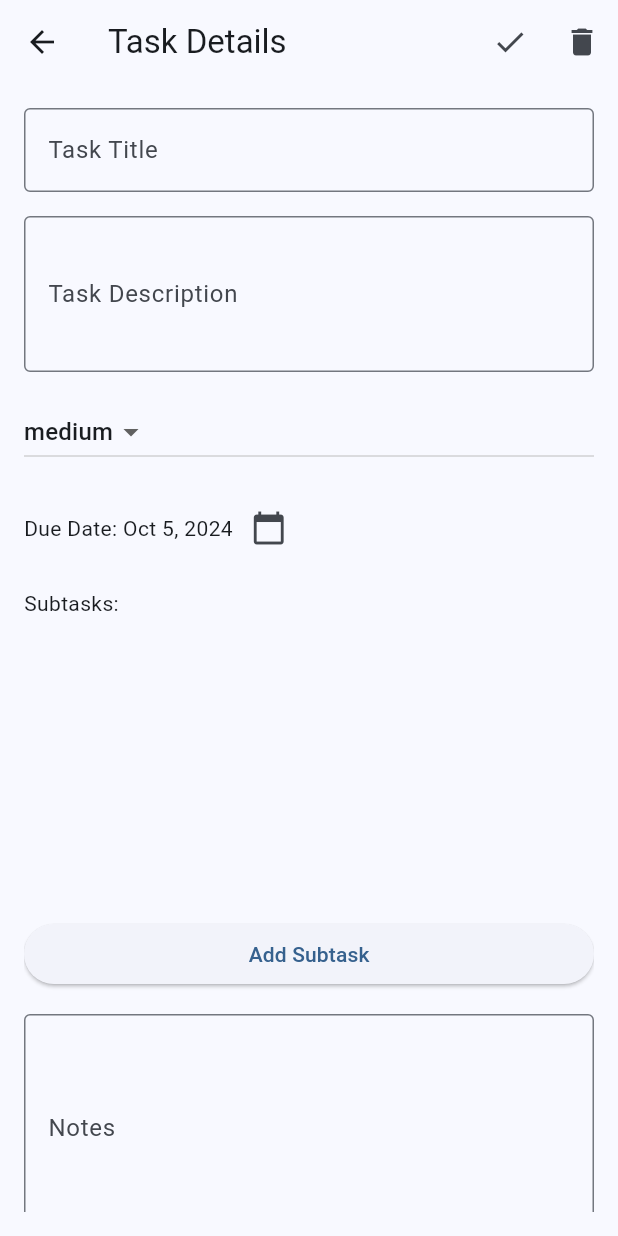
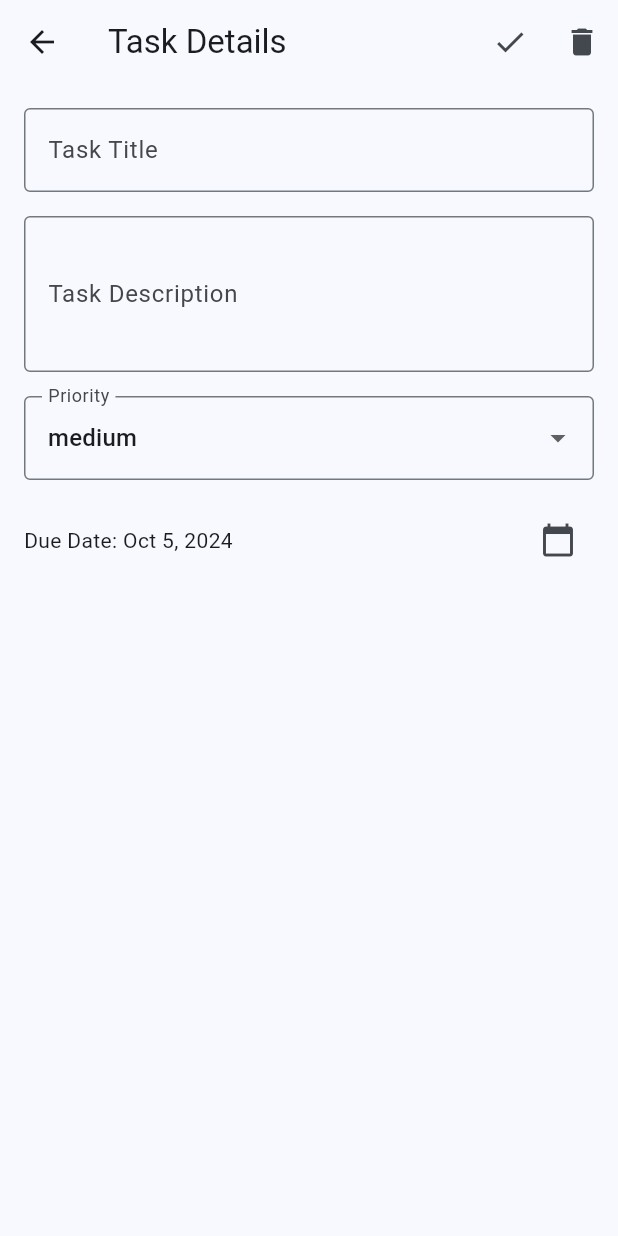
Before and after one commit to frostytm90/adhd_assist, a Flutter app: the TaskDetailsPage screen opened directly with empty values, on a phone screen of 412 x 824 dp. Run offline on Flutter 3.47's test engine with Material 3 defaults, Android fonts, the phone set to English and light mode, and no system bars; our stand-ins replace table_calendar.

```diff
--- a/lib/pages/home_page.dart
+++ b/lib/pages/home_page.dart
@@ -11,9 +11,9 @@ class HomePage extends StatefulWidget {
 class _HomePageState extends State<HomePage> {
   int _selectedIndex = 0;
 
+  // Updated the pages list to remove the Calendar page placeholder
   static final List<Widget> _pages = <Widget>[
     const TaskPage(), // Task page for tasks
-    const Center(child: Text('Calendar Page Placeholder')), // Placeholder for Calendar
     const Center(child: Text('Profile Page Placeholder')),  // Placeholder for Profile
   ];
 
@@ -34,10 +34,6 @@ class _HomePageState extends State<HomePage> {
             label: 'Tasks',
           ),
           BottomNavigationBarItem(
-            icon: Icon(Icons.calendar_today),
-            label: 'Calendar',
-          ),
-          BottomNavigationBarItem(
             icon: Icon(Icons.person),
             label: 'Mine',
           ),
--- a/lib/pages/task_details_page.dart
+++ b/lib/pages/task_details_page.dart
@@ -1,6 +1,6 @@
 import 'package:flutter/material.dart';
 import 'package:intl/intl.dart';
-import '../models/task.dart'; // Correct path to the Task model
+import '../models/task.dart';
 
 class TaskDetailsPage extends StatefulWidget {
   final Task task;
@@ -16,22 +16,16 @@ class TaskDetailsPage extends StatefulWidget {
 class _TaskDetailsPageState extends State<TaskDetailsPage> {
   late TextEditingController _titleController;
   late TextEditingController _descriptionController;
-  late TextEditingController _notesController;
   late TaskPriority _selectedPriority;
   late DateTime? _selectedDate;
-  bool _isRecurring = false;
-  Recurrence? _selectedRecurrence;
 
   @override
   void initState() {
     super.initState();
     _titleController = TextEditingController(text: widget.task.title);
     _descriptionController = TextEditingController(text: widget.task.description);
-    _notesController = TextEditingController(text: widget.task.notes ?? '');
     _selectedPriority = widget.task.priority;
     _selectedDate = widget.task.dueDate;
-    _isRecurring = widget.task.isRecurring;
-    _selectedRecurrence = widget.task.recurrence;
   }
 
   void _updateTask() {
@@ -40,31 +34,19 @@ class _TaskDetailsPageState extends State<TaskDetailsPage> {
       widget.task.description = _descriptionController.text;
       widget.task.priority = _selectedPriority;
       widget.task.dueDate = _selectedDate;
-    widget.task.notes = _notesController.text;
-    widget.task.isRecurring = _isRecurring;
-    widget.task.recurrence = _selectedRecurrence;
     });
 
-  widget.onEdit(); // Notify parent of changes
-  // Removed Navigator.pop() here to avoid extra screen pop
+    widget.onEdit();  // Notify parent of changes
+    Navigator.of(context).pop();  // Go back to the previous screen
   }
 
-  void _addSubtask() {
-    setState(() {
-      widget.task.subtasks.add(Subtask(title: 'New Subtask'));
-    });
-  }
-
-  void _toggleSubtaskCompletion(int index) {
-    setState(() {
-      widget.task.subtasks[index].isCompleted = !widget.task.subtasks[index].isCompleted;
-    });
-  }
-
-  void _deleteSubtask(int index) {
-    setState(() {
-      widget.task.subtasks.removeAt(index);
-    });
+  Future<DateTime?> _pickDueDate(BuildContext context) async {
+    return showDatePicker(
+      context: context,
+      initialDate: _selectedDate ?? DateTime.now(),
+      firstDate: DateTime(2000),
+      lastDate: DateTime(2100),
+    );
   }
 
   @override
@@ -93,18 +75,24 @@ class _TaskDetailsPageState extends State<TaskDetailsPage> {
             // Task Title
             TextField(
               controller: _titleController,
-              decoration: InputDecoration(labelText: 'Task Title', border: OutlineInputBorder()),
+              decoration: InputDecoration(
+                labelText: 'Task Title',
+                border: OutlineInputBorder(),
+              ),
             ),
             SizedBox(height: 16.0),
             // Task Description
             TextField(
               controller: _descriptionController,
-              decoration: InputDecoration(labelText: 'Task Description', border: OutlineInputBorder()),
+              decoration: InputDecoration(
+                labelText: 'Task Description',
+                border: OutlineInputBorder(),
+              ),
               maxLines: 3,
             ),
             SizedBox(height: 16.0),
             // Task Priority
-            DropdownButton<TaskPriority>(
+            DropdownButtonFormField<TaskPriority>(
               value: _selectedPriority,
               onChanged: (TaskPriority? newPriority) {
                 setState(() {
@@ -117,14 +105,22 @@ class _TaskDetailsPageState extends State<TaskDetailsPage> {
                   child: Text(priority.toString().split('.').last),
                 );
               }).toList(),
+              decoration: InputDecoration(
+                labelText: 'Priority',
+                border: OutlineInputBorder(),
+              ),
             ),
             SizedBox(height: 16.0),
             // Due Date
             Row(
-              children: <Widget>[
-                Text(_selectedDate == null
+              children: [
+                Expanded(
+                  child: Text(
+                    _selectedDate == null
                         ? 'No due date set'
-                    : 'Due Date: ${DateFormat.yMMMd().format(_selectedDate!)}'),
+                        : 'Due Date: ${DateFormat.yMMMd().format(_selectedDate!)}',
+                  ),
+                ),
                 IconButton(
                   icon: Icon(Icons.calendar_today),
                   onPressed: () {
@@ -139,85 +135,9 @@ class _TaskDetailsPageState extends State<TaskDetailsPage> {
                 ),
               ],
             ),
-            SizedBox(height: 16.0),
-            // Subtasks Section
-            Text('Subtasks:'),
-            SizedBox(
-              height: 200, // Adjust height as needed
-              child: ListView.builder(
-                shrinkWrap: true,
-                itemCount: widget.task.subtasks.length,
-                itemBuilder: (context, index) {
-                  final subtask = widget.task.subtasks[index];
-                  return ListTile(
-                    title: Text(subtask.title),
-                    leading: Checkbox(
-                      value: subtask.isCompleted,
-                      onChanged: (bool? value) {
-                        _toggleSubtaskCompletion(index);
-                      },
-                    ),
-                    trailing: IconButton(
-                      icon: Icon(Icons.delete),
-                      onPressed: () => _deleteSubtask(index),
-                    ),
-                  );
-                },
-              ),
-            ),
-            ElevatedButton(
-              onPressed: _addSubtask,
-              child: Text('Add Subtask'),
-            ),
-            SizedBox(height: 16.0),
-            // Notes Section
-            TextField(
-              controller: _notesController,
-              decoration: InputDecoration(labelText: 'Notes', border: OutlineInputBorder()),
-              maxLines: 5,
-            ),
-            SizedBox(height: 16.0),
-            // Recurring Task Section
-            Row(
-              children: [
-                Checkbox(
-                  value: _isRecurring,
-                  onChanged: (bool? value) {
-                    setState(() {
-                      _isRecurring = value!;
-                    });
-                  },
-                ),
-                Text('Recurring Task'),
-              ],
-            ),
-            if (_isRecurring)
-              DropdownButton<Recurrence>(
-                value: _selectedRecurrence,
-                onChanged: (Recurrence? newRecurrence) {
-                  setState(() {
-                    _selectedRecurrence = newRecurrence!;
-                  });
-                },
-                items: Recurrence.values.map((Recurrence recurrence) {
-                  return DropdownMenuItem<Recurrence>(
-                    value: recurrence,
-                    child: Text(recurrence.toString().split('.').last),
-                  );
-                }).toList(),
-              ),
           ],
         ),
       ),
     );
   }
-
-  Future<DateTime?> _pickDueDate(BuildContext context) async {
-    return showDatePicker(
-      context: context,
-      initialDate: _selectedDate ?? DateTime.now(),
-      firstDate: DateTime(2000),
-      lastDate: DateTime(2100),
-    );
 }
-}
```
Also changed, not shown: lib/utils/task_utils.dart (added, +16 -0 lines). Lines whose indentation alone changed are shown as unchanged.
